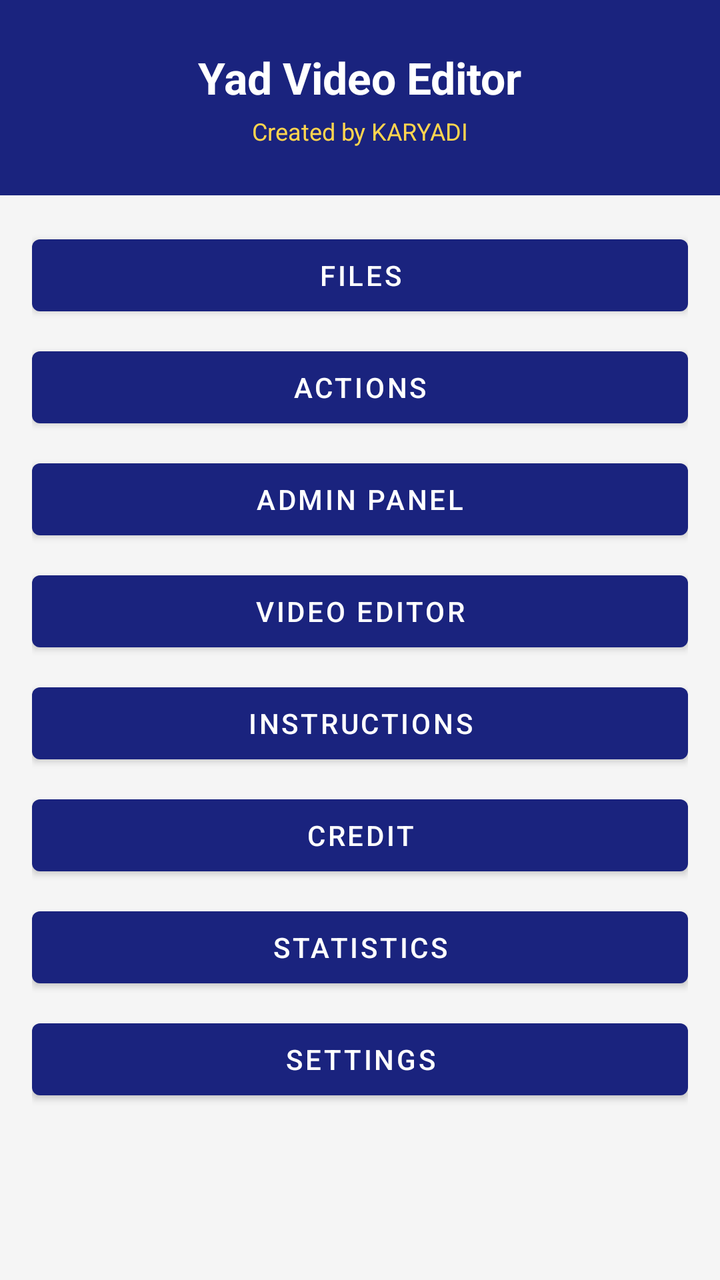
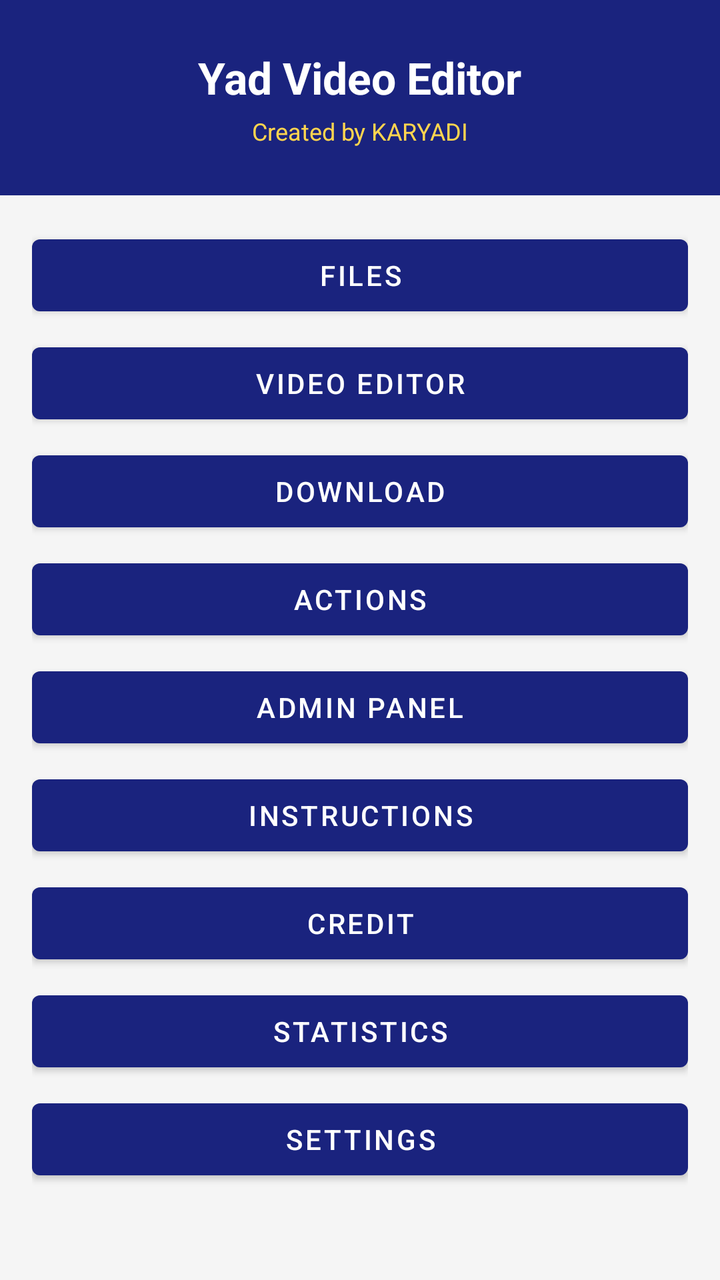

Compare the two renders of this Android layout. The source of the first and the diff that turns it into the second are given below.
<!-- AndroidManifest.xml: application theme Theme.YadVideoEditor -->
<!-- res/layout/activity_main.xml -->
<?xml version="1.0" encoding="utf-8"?>
<ScrollView xmlns:android="http://schemas.android.com/apk/res/android"
    android:layout_width="match_parent"
    android:layout_height="match_parent"
    android:background="#F5F5F5">
    <LinearLayout
        android:orientation="vertical"
        android:layout_width="match_parent"
        android:layout_height="wrap_content">
        <LinearLayout
            android:orientation="vertical"
            android:background="#1A237E"
            android:padding="24dp"
            android:layout_width="match_parent"
            android:layout_height="wrap_content">
            <TextView
                android:text="Yad Video Editor"
                android:textColor="#FFFFFF"
                android:textSize="22sp"
                android:textStyle="bold"
                android:layout_gravity="center"
                android:layout_width="wrap_content"
                android:layout_height="wrap_content"/>
            <TextView
                android:id="@+id/tvCredit"
                android:text="Created by KARYADI"
                android:textColor="#FFD54F"
                android:textSize="12sp"
                android:layout_gravity="center"
                android:layout_marginTop="4dp"
                android:layout_width="wrap_content"
                android:layout_height="wrap_content"/>
        </LinearLayout>
        <LinearLayout
            android:orientation="vertical"
            android:padding="16dp"
            android:layout_width="match_parent"
            android:layout_height="wrap_content">
            <Button android:id="@+id/btnFiles" android:text="Files"
                android:layout_marginBottom="8dp"
                android:layout_width="match_parent" android:layout_height="wrap_content"/>
            <Button android:id="@+id/btnActions" android:text="Actions"
                android:layout_marginBottom="8dp"
                android:layout_width="match_parent" android:layout_height="wrap_content"/>
            <Button android:id="@+id/btnAdmin" android:text="Admin Panel"
                android:layout_marginBottom="8dp"
                android:layout_width="match_parent" android:layout_height="wrap_content"/>
            <Button android:id="@+id/btnEditor" android:text="Video Editor"
                android:layout_marginBottom="8dp"
                android:layout_width="match_parent" android:layout_height="wrap_content"/>
            <Button android:id="@+id/btnInstructions" android:text="Instructions"
                android:layout_marginBottom="8dp"
                android:layout_width="match_parent" android:layout_height="wrap_content"/>
            <Button android:id="@+id/btnCredit" android:text="Credit"
                android:layout_marginBottom="8dp"
                android:layout_width="match_parent" android:layout_height="wrap_content"/>
            <Button android:id="@+id/btnStatistics" android:text="Statistics"
                android:layout_marginBottom="8dp"
                android:layout_width="match_parent" android:layout_height="wrap_content"/>
            <Button android:id="@+id/btnSettings" android:text="Settings"
                android:layout_marginBottom="8dp"
                android:layout_width="match_parent" android:layout_height="wrap_content"/>
        </LinearLayout>
    </LinearLayout>
</ScrollView>
<!-- resources referenced by this layout -->
<resources>
  <style name="Theme.YadVideoEditor" parent="Theme.MaterialComponents.DayNight.NoActionBar">
          <item name="colorPrimary">@color/primary</item>
          <item name="colorPrimaryVariant">@color/primary_dark</item>
          <item name="colorOnPrimary">@color/white</item>
          <item name="colorSecondary">@color/accent</item>
          <item name="colorOnSecondary">@color/white</item>
      </style>
  <color name="primary">#1A237E</color>
  <color name="primary_dark">#0D47A1</color>
  <color name="white">#FFFFFF</color>
  <color name="accent">#FF9800</color>
</resources>

<!-- the commit's change to res/layout/activity_main.xml (unified diff, before → after) -->
@@ -1,64 +1,49 @@
 <?xml version="1.0" encoding="utf-8"?>
 <ScrollView xmlns:android="http://schemas.android.com/apk/res/android"
-    android:layout_width="match_parent"
-    android:layout_height="match_parent"
+    android:layout_width="match_parent" android:layout_height="match_parent"
     android:background="#F5F5F5">
-    <LinearLayout
-        android:orientation="vertical"
-        android:layout_width="match_parent"
-        android:layout_height="wrap_content">
-        <LinearLayout
-            android:orientation="vertical"
-            android:background="#1A237E"
-            android:padding="24dp"
-            android:layout_width="match_parent"
-            android:layout_height="wrap_content">
-            <TextView
-                android:text="Yad Video Editor"
-                android:textColor="#FFFFFF"
-                android:textSize="22sp"
-                android:textStyle="bold"
-                android:layout_gravity="center"
-                android:layout_width="wrap_content"
-                android:layout_height="wrap_content"/>
-            <TextView
-                android:id="@+id/tvCredit"
+    <LinearLayout android:orientation="vertical"
+        android:layout_width="match_parent" android:layout_height="wrap_content">
+        <LinearLayout android:orientation="vertical"
+            android:background="#1A237E" android:padding="24dp"
+            android:layout_width="match_parent" android:layout_height="wrap_content">
+            <TextView android:text="Yad Video Editor"
+                android:textColor="#FFFFFF" android:textSize="22sp"
+                android:textStyle="bold" android:layout_gravity="center"
+                android:layout_width="wrap_content" android:layout_height="wrap_content"/>
+            <TextView android:id="@+id/tvCredit"
                 android:text="Created by KARYADI"
-                android:textColor="#FFD54F"
-                android:textSize="12sp"
-                android:layout_gravity="center"
-                android:layout_marginTop="4dp"
-                android:layout_width="wrap_content"
-                android:layout_height="wrap_content"/>
+                android:textColor="#FFD54F" android:textSize="12sp"
+                android:layout_gravity="center" android:layout_marginTop="4dp"
+                android:layout_width="wrap_content" android:layout_height="wrap_content"/>
         </LinearLayout>
-        <LinearLayout
-            android:orientation="vertical"
-            android:padding="16dp"
-            android:layout_width="match_parent"
-            android:layout_height="wrap_content">
+        <LinearLayout android:orientation="vertical" android:padding="16dp"
+            android:layout_width="match_parent" android:layout_height="wrap_content">
             <Button android:id="@+id/btnFiles" android:text="Files"
-                android:layout_marginBottom="8dp"
+                android:layout_marginBottom="6dp"
+                android:layout_width="match_parent" android:layout_height="wrap_content"/>
+            <Button android:id="@+id/btnEditor" android:text="Video Editor"
+                android:layout_marginBottom="6dp"
+                android:layout_width="match_parent" android:layout_height="wrap_content"/>
+            <Button android:id="@+id/btnDownload" android:text="Download"
+                android:layout_marginBottom="6dp"
                 android:layout_width="match_parent" android:layout_height="wrap_content"/>
             <Button android:id="@+id/btnActions" android:text="Actions"
-                android:layout_marginBottom="8dp"
+                android:layout_marginBottom="6dp"
                 android:layout_width="match_parent" android:layout_height="wrap_content"/>
             <Button android:id="@+id/btnAdmin" android:text="Admin Panel"
-                android:layout_marginBottom="8dp"
-                android:layout_width="match_parent" android:layout_height="wrap_content"/>
-            <Button android:id="@+id/btnEditor" android:text="Video Editor"
-                android:layout_marginBottom="8dp"
+                android:layout_marginBottom="6dp"
                 android:layout_width="match_parent" android:layout_height="wrap_content"/>
             <Button android:id="@+id/btnInstructions" android:text="Instructions"
-                android:layout_marginBottom="8dp"
+                android:layout_marginBottom="6dp"
                 android:layout_width="match_parent" android:layout_height="wrap_content"/>
             <Button android:id="@+id/btnCredit" android:text="Credit"
-                android:layout_marginBottom="8dp"
+                android:layout_marginBottom="6dp"
                 android:layout_width="match_parent" android:layout_height="wrap_content"/>
             <Button android:id="@+id/btnStatistics" android:text="Statistics"
-                android:layout_marginBottom="8dp"
+                android:layout_marginBottom="6dp"
                 android:layout_width="match_parent" android:layout_height="wrap_content"/>
             <Button android:id="@+id/btnSettings" android:text="Settings"
-                android:layout_marginBottom="8dp"
                 android:layout_width="match_parent" android:layout_height="wrap_content"/>
         </LinearLayout>
     </LinearLayout>
